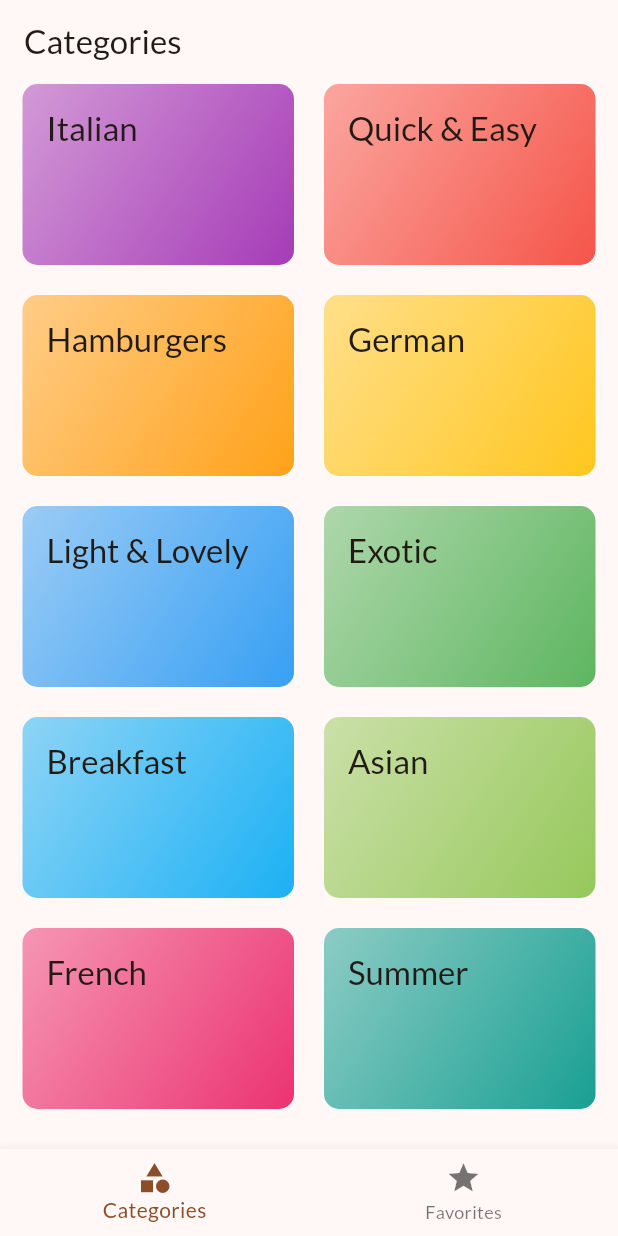
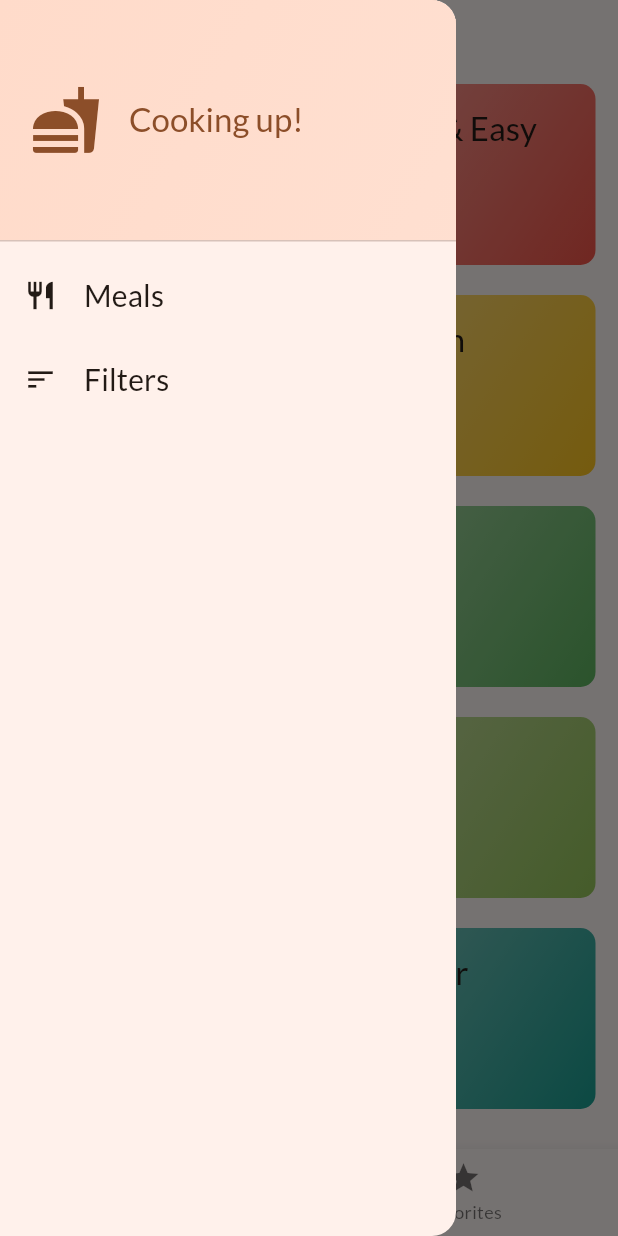
Before and after one commit to Mir-37/khuda_lagse, a Flutter app: the screen it shows after launch, with the side drawer open (before the commit the screen has no drawer), on a phone screen of 412 x 824 dp. Run offline on Flutter 3.47's test engine with Material 3 defaults, Android fonts, the light colour scheme and no system bars; our stand-ins replace google_fonts, transparent_image.

Commit message:
feat(ui): implement main drawer navigation
Add a new MainDrawer widget to provide side-menu navigation and
integrate it into the TabsScreen to allow users to switch between
different application sections.

```diff
--- a/lib/screens/tabs_screen.dart
+++ b/lib/screens/tabs_screen.dart
@@ -2,6 +2,7 @@ import 'package:flutter/material.dart';
 import 'package:khuda_lagse/models/meal.dart';
 import 'package:khuda_lagse/screens/categories_screen.dart';
 import 'package:khuda_lagse/screens/meals_screen.dart';
+import 'package:khuda_lagse/widget/main_drawer.dart';
 
 class TabsScreen extends StatefulWidget {
   const TabsScreen({super.key});
@@ -67,9 +68,21 @@ class _TabScreenState extends State<TabsScreen> {
       );
     }
 
+    void _setScreen(String identifier) {
+      if (identifier == 'filters') {
+      } else {
+        Navigator.of(context).pop();
+      }
+    }
+
     return Scaffold(
       appBar: AppBar(
         title: Text(activePageTitle),
+      ),
+      drawer: MainDrawer(
+        onSelectScreen: (String identifier) {
+          _setScreen(identifier);
+        },
       ),
       body: activePage,
       bottomNavigationBar: BottomNavigationBar(
--- /dev/null
+++ b/lib/widget/main_drawer.dart
@@ -0,0 +1,84 @@
+import 'package:flutter/material.dart';
+
+class MainDrawer extends StatelessWidget {
+  const MainDrawer({super.key, required this.onSelectScreen});
+
+  final void Function(String identifier) onSelectScreen;
+
+  @override
+  Widget build(BuildContext context) {
+    return Drawer(
+      child: Column(
+        children: [
+          DrawerHeader(
+            padding: const EdgeInsets.all(20),
+            decoration: BoxDecoration(
+              gradient: LinearGradient(
+                colors: [
+                  Theme.of(context).colorScheme.primaryContainer,
+                  Theme.of(
+                    context,
+                  ).colorScheme.primaryContainer.withAlpha((255 * 0.8).round()),
+                ],
+                begin: Alignment.topLeft,
+                end: Alignment.bottomRight,
+              ),
+            ),
+            child: Row(
+              children: [
+                Icon(
+                  Icons.fastfood,
+                  size: 48,
+                  color: Theme.of(context).colorScheme.primary,
+                ),
+                const SizedBox(
+                  width: 18,
+                ),
+                Text(
+                  'Cooking up!',
+                  style: Theme.of(context).textTheme.titleLarge!.copyWith(
+                    color: Theme.of(context).colorScheme.primary,
+                  ),
+                ),
+              ],
+            ),
+          ),
+          ListTile(
+            leading: Icon(
+              Icons.restaurant,
+              size: 22,
+              color: Theme.of(context).colorScheme.onSurface,
+            ),
+            title: Text(
+              'Meals',
+              style: Theme.of(context).textTheme.titleSmall!.copyWith(
+                color: Theme.of(context).colorScheme.onSurface,
+                fontSize: 20,
+              ),
+            ),
+            onTap: () {
+              onSelectScreen('meals');
+            },
+          ),
+          ListTile(
+            leading: Icon(
+              Icons.sort,
+              size: 22,
+              color: Theme.of(context).colorScheme.onSurface,
+            ),
+            title: Text(
+              'Filters',
+              style: Theme.of(context).textTheme.titleSmall!.copyWith(
+                color: Theme.of(context).colorScheme.onSurface,
+                fontSize: 20,
+              ),
+            ),
+            onTap: () {
+              onSelectScreen('meals');
+            },
+          ),
+        ],
+      ),
+    );
+  }
+}
```
